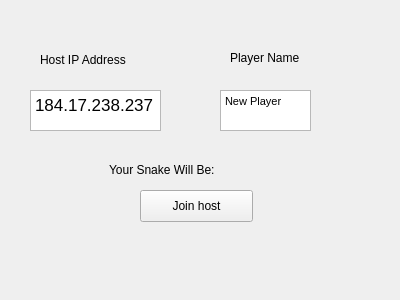
Qt form joingame.ui (slstein14/SnakeNetwork) before a commit.
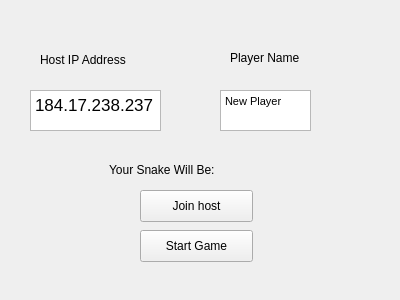
The same form after that commit.

Commit message: Player 1 now Starts the game

Patch:
```diff
--- a/joingame.ui
+++ b/joingame.ui
@@ -99,6 +99,19 @@
     <string>Your Snake Will Be:</string>
    </property>
   </widget>
+  <widget class="QPushButton" name="StartButton">
+   <property name="geometry">
+    <rect>
+     <x>140</x>
+     <y>230</y>
+     <width>113</width>
+     <height>32</height>
+    </rect>
+   </property>
+   <property name="text">
+    <string>Start Game</string>
+   </property>
+  </widget>
  </widget>
  <resources/>
  <connections/>
```
The commit also changes 4 other files.
